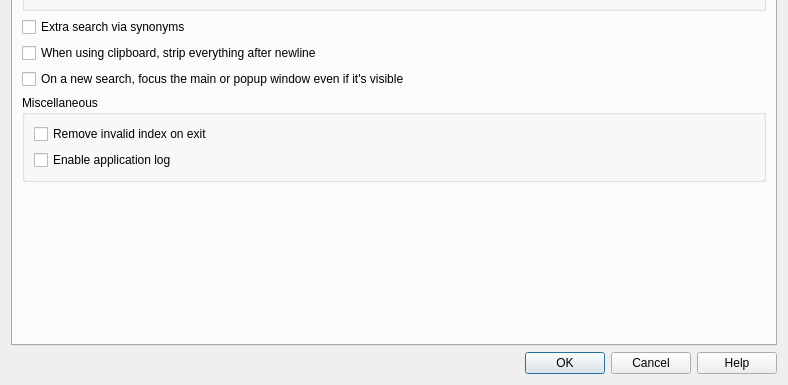
Above: src/ui/preferences.ui from xiaoyifang/goldendict-ng before the change; both pictures show x 0 to 788 and y 345 to 730 of the 788 by 730 pixel window. Below: the same form after it.
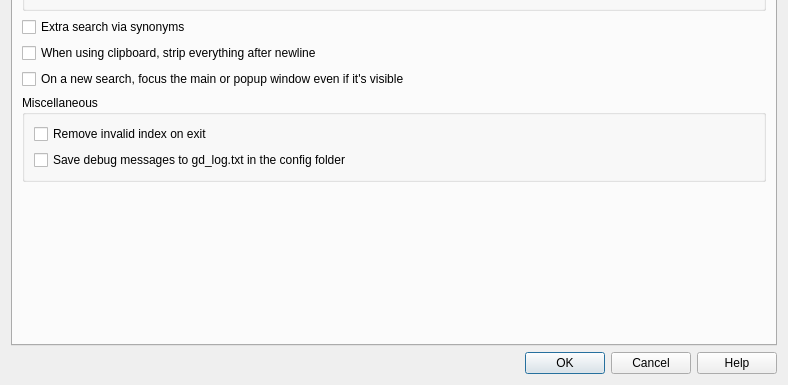
That is the form after the change. The open tabs and pages were chosen to show the change. Icons and pictures are not drawn. Custom widgets are drawn as their Qt base class.

Commit message: Partially revert "Enable application log" to "Log to file"

Diff of the .ui file:
```diff
--- a/src/ui/preferences.ui
+++ b/src/ui/preferences.ui
@@ -1938,7 +1938,7 @@
           <item>
            <widget class="QCheckBox" name="enableApplicationLog">
             <property name="text">
-             <string>Enable application log</string>
+             <string>Save debug messages to gd_log.txt in the config folder</string>
             </property>
            </widget>
           </item>
```
The commit also changes 1 other file.
